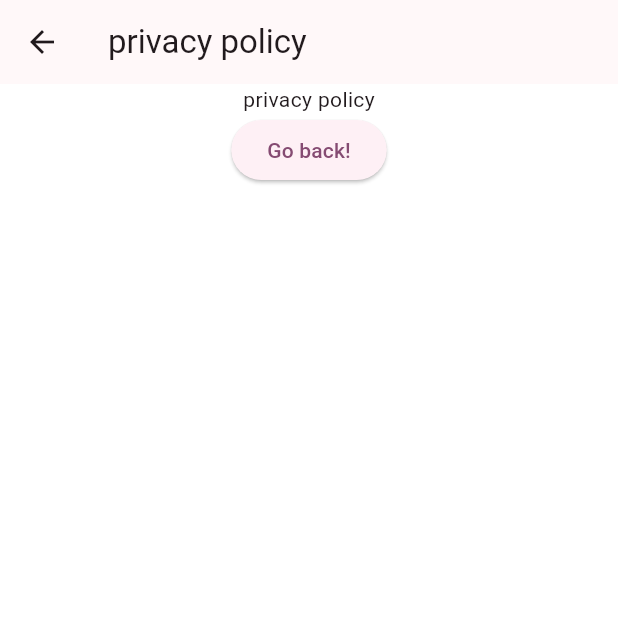
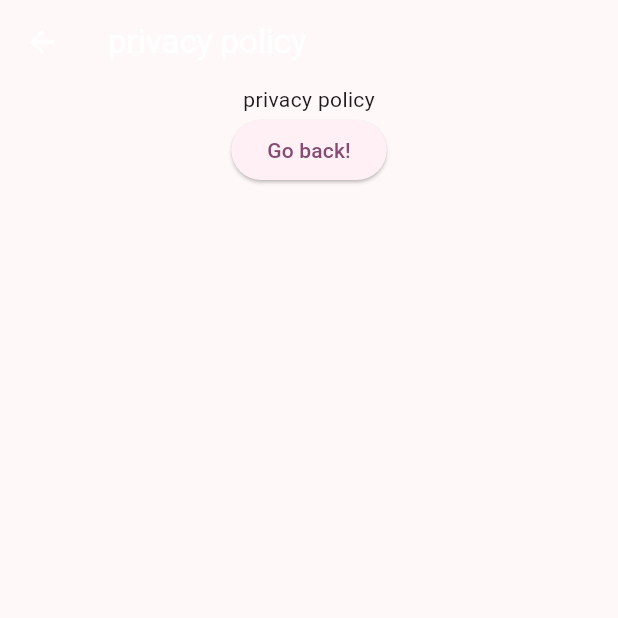
Before and after one commit to rahimifh/Calculator, a Flutter app: the PrivacyPalicy screen opened directly, on a phone screen of 412 x 824 dp, the top half of it. Run offline on Flutter 3.47's test engine with Material 3 defaults, Android fonts, the phone set to English and light mode, and no system bars; our stand-ins replace fluttertoast, hive_flutter, math_expressions; accounts and stored records are empty.

Commit message:
fix: appbar color theme

```diff
--- a/lib/config/theme.dart
+++ b/lib/config/theme.dart
@@ -4,7 +4,11 @@ class AppTheme {
   AppTheme._();
 
   static ThemeData lightTheme = ThemeData(
-    scaffoldBackgroundColor: Colors.white,
+    // scaffoldBackgroundColor: Colors.white,
+    appBarTheme: const AppBarTheme(
+      foregroundColor: Colors.white,
+      iconTheme: IconThemeData(color: Colors.white),
+    ),
     colorScheme: ColorScheme.fromSeed(
       seedColor: const Color.fromARGB(255, 183, 58, 152),
       brightness: Brightness.light,
@@ -13,7 +17,11 @@ class AppTheme {
   );
 
   static ThemeData darkTheme = ThemeData(
-    scaffoldBackgroundColor: Colors.black,
+    // scaffoldBackgroundColor: Colors.black,
+    appBarTheme: const AppBarTheme(
+      foregroundColor: Colors.black,
+      iconTheme: IconThemeData(color: Colors.black),
+    ),
     colorScheme: ColorScheme.fromSeed(
       seedColor: const Color.fromARGB(255, 183, 58, 152),
       brightness: Brightness.dark,
--- a/lib/main.dart
+++ b/lib/main.dart
@@ -4,7 +4,7 @@ import 'package:start/config/theme.dart';
 import 'package:start/controller/math_controller.dart';
 import 'package:start/controller/theme_controller.dart';
 import 'package:start/init_db.dart';
-import 'package:start/pages/simple_calculate_page.dart';
+import 'package:start/pages/simple_calculator_page/simple_calculate_page.dart';
 
 Future<void> main() async {
   await initDB();
--- a/lib/pages/feedback_page.dart
+++ b/lib/pages/feedback_page.dart
@@ -1,5 +1,5 @@
 import 'package:flutter/material.dart';
-import 'package:start/pages/simple_calculate_page.dart';
+import 'package:start/pages/simple_calculator_page/simple_calculate_page.dart';
 
 class FeedBack extends StatelessWidget {
   const FeedBack({super.key});
--- a/lib/pages/help_page.dart
+++ b/lib/pages/help_page.dart
@@ -1,5 +1,5 @@
 import 'package:flutter/material.dart';
-import 'package:start/pages/simple_calculate_page.dart';
+import 'package:start/pages/simple_calculator_page/simple_calculate_page.dart';
 
 class Help extends StatelessWidget {
   const Help({super.key});
--- a/lib/pages/privacy_policy_page.dart
+++ b/lib/pages/privacy_policy_page.dart
@@ -1,5 +1,5 @@
 import 'package:flutter/material.dart';
-import 'package:start/pages/simple_calculate_page.dart';
+import 'package:start/pages/simple_calculator_page/simple_calculate_page.dart';
 
 class PrivacyPalicy extends StatelessWidget {
   const PrivacyPalicy({super.key});
--- a/lib/pages/theme_page.dart
+++ b/lib/pages/theme_page.dart
@@ -1,5 +1,5 @@
 import 'package:flutter/material.dart';
-import 'package:start/pages/simple_calculate_page.dart';
+import 'package:start/pages/simple_calculator_page/simple_calculate_page.dart';
 
 class ThemeSetting extends StatelessWidget {
   const ThemeSetting({super.key});
--- a/lib/widgets/main_appbar.dart
+++ b/lib/widgets/main_appbar.dart
@@ -10,7 +10,6 @@ class MainAppbar extends StatelessWidget implements PreferredSizeWidget {
     return AppBar(
       backgroundColor:
           Colors.amber, //Theme.of(context).colorScheme.inversePrimary,
-      foregroundColor: Colors.white,
       title: const Text('Calculator'),
       actions: [
         IconButton(
@@ -20,7 +19,6 @@ class MainAppbar extends StatelessWidget implements PreferredSizeWidget {
               value.themeMode == ThemeMode.light
                   ? Icons.dark_mode_sharp
                   : Icons.light_mode_sharp,
-              color: Colors.white,
             ),
           ),
         ),
```
